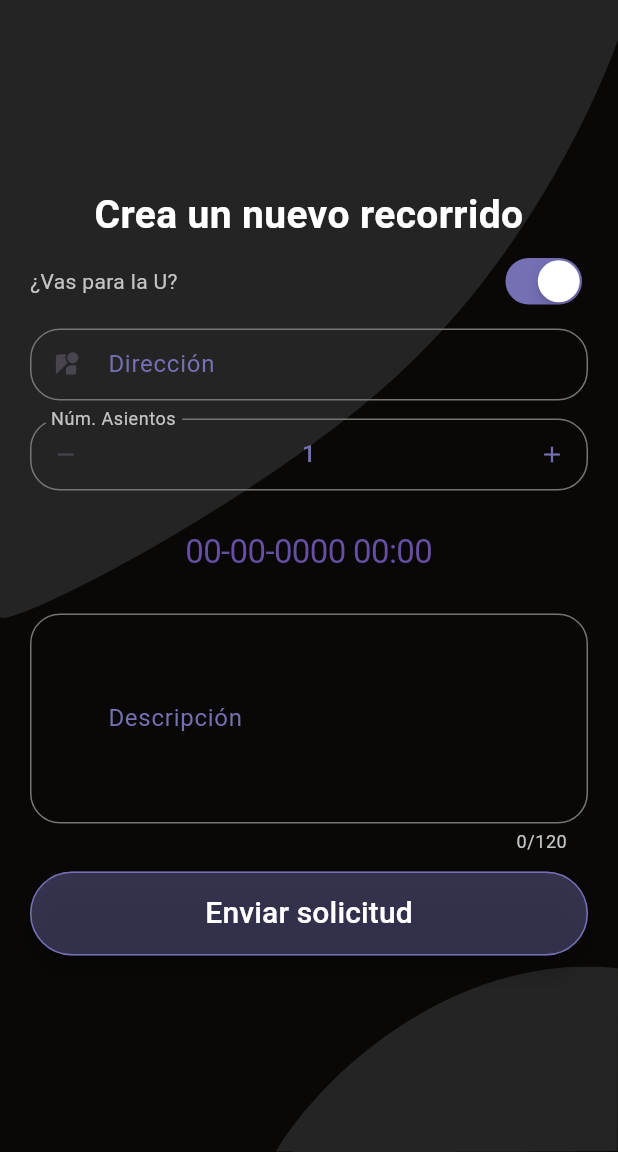
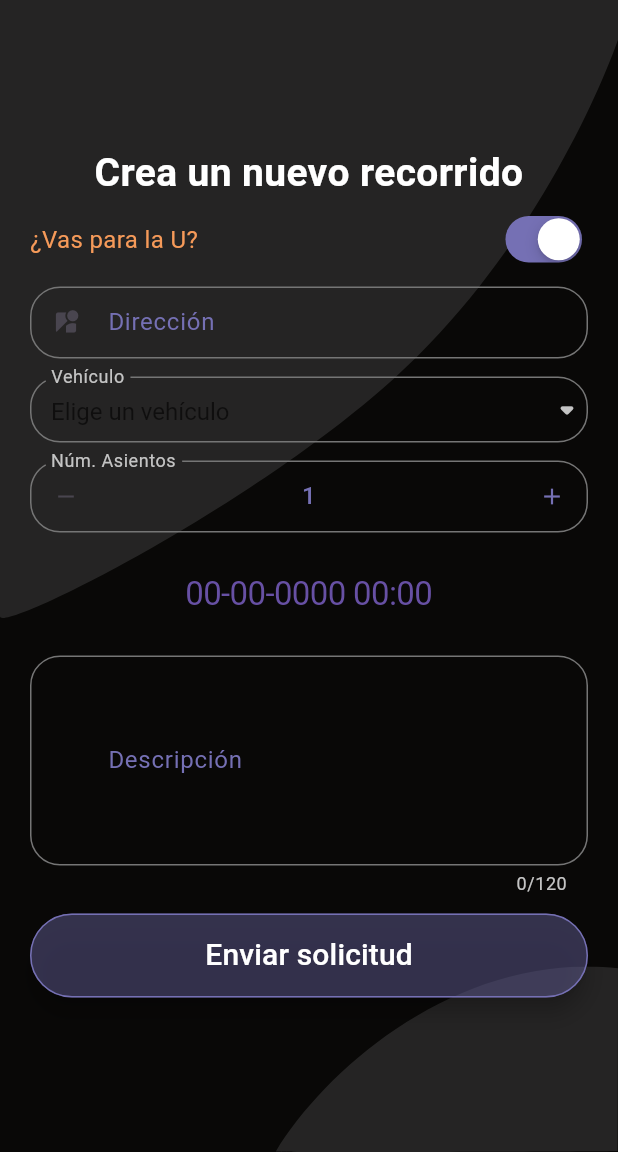
Before and after one commit to projectUcar/ucar_app, a Flutter app: the NewTripScreen screen opened directly with empty values, on a phone screen of 412 x 824 dp, the part 84-1236 px from its top. Run offline on Flutter 3.47's test engine with Material 3 defaults, Android fonts, the light colour scheme and no system bars; drawn by our look-alikes of flutter_spinbox; our stand-ins replace bloc, dio, equatable, firebase_core, firebase_messaging, flutter_bloc and 9 more; missing offline and left inert: date_time_format; accounts and stored records are empty.

Commit message:
Corrección de tamaños en formularios, inclusión campo vehículos en la vista de nuevo recorrido, arreglo de lógica en registro de conductor.

```diff
--- a/lib/src/blocs/driver/driver_state.dart
+++ b/lib/src/blocs/driver/driver_state.dart
@@ -16,6 +16,11 @@ class DriverState{
   Map<String, dynamic> driverToJson() => {
     "documentType": documentType,
     "documentNumber": docValue
+  };
+
+  Map<String, dynamic> ownerToJson() => {
+    "documentType": vehicle.documentTypeOwner,
+    "documentNumber": vehicle.documentNumberOwner
   };
 
   String? docTypeValidator(String? s) => RegexComparison.selectionValidator(s, "Tipo de Documento");
--- a/lib/src/blocs/trips/new_trip/new_trip_cubit.dart
+++ b/lib/src/blocs/trips/new_trip/new_trip_cubit.dart
@@ -12,11 +12,14 @@ import '../models/new_trip_model.dart';
 part 'new_trip_state.dart';
 
 class NewTripCubit extends Cubit<NewTripState> with TokenValidation<NewTripState>{
-  NewTripCubit() : super(NewTripState.initial());
+  NewTripCubit({required List<Vehicle> vehicles}) : super(NewTripState.initial(vehicles));
   final TripsHelper _helper = TripsHelper();
   void _updateState(NewTripState newState){
     emit(newState);
   }
+
+
+  List<String> get plates => state.vehicles.map((vehicle) => vehicle.plate!).toList();
 
   Future<bool> submit() async{
     final token = await verifyToken();
@@ -27,7 +30,7 @@ class NewTripCubit extends Cubit<NewTripState> with TokenValidation<NewTripState
   void updateToU(bool? value) => _updateState(state.copyWith(toU: value));
   void updateCity(Cities? value) => _updateState(state.copyWith(city: value));
   void updateTarget(String? value) => _updateState(state.copyWith(target: value));
-  void updateVehicle(Vehicle? value) => _updateState(state.copyWith(vehicle: value));
+  void updateVehicle(String? value) => _updateState(state.copyWith(plate: value));
   void updateSeats(int value) => _updateState(state.copyWith(availableSeats: value));
   void updateDescription(String? value) => _updateState(state.copyWith(description: value));
   void updateDepartureDate (DateTime? value) => _updateState(state.copyWith(departureDate: value));
--- a/lib/src/blocs/trips/new_trip/new_trip_state.dart
+++ b/lib/src/blocs/trips/new_trip/new_trip_state.dart
@@ -1,11 +1,12 @@
 part of 'new_trip_cubit.dart';
 
 class NewTripState{
-  const NewTripState({required this.newTripModel, this.toU = true, this.submitted = false});
+  const NewTripState({required this.vehicles, required this.newTripModel, this.toU = true, this.submitted = false});
   final NewTripModel newTripModel;
   final bool submitted, toU;
+  final List<Vehicle> vehicles;
 
-  factory NewTripState.initial() => NewTripState(newTripModel: NewTripModel.initial());
+  factory NewTripState.initial(List<Vehicle> vehicles) => NewTripState(vehicles: vehicles, newTripModel: NewTripModel.initial());
 
   AutovalidateMode get autoValidateMode => submitted ? AutovalidateMode.onUserInteraction : AutovalidateMode.disabled;
 
@@ -16,7 +17,7 @@ class NewTripState{
   && descriptionValidator(newTripModel.description) == null
   && departureValidator == true;
 
-  NewTripState copyWith({bool? toU, Cities? city, String? target, String? description, DateTime? departureDate, String? departureTime, Vehicle? vehicle, int? availableSeats, bool? submitted, List<Vehicle>? vehicles}) => NewTripState(
+  NewTripState copyWith({bool? toU, Cities? city, String? target, String? description, DateTime? departureDate, String? departureTime, String? plate, int? availableSeats, bool? submitted, List<Vehicle>? vehicles}) => NewTripState(
     newTripModel: NewTripModel(
       city: city ?? newTripModel.city,
       target: target ?? newTripModel.target,
@@ -24,8 +25,9 @@ class NewTripState{
       departureDate: departureDate ?? newTripModel.departureDate,
       departureTime: departureTime ?? newTripModel.departureTime,
       availableSeats: availableSeats ?? newTripModel.availableSeats,
-      vehicle: vehicle ?? newTripModel.vehicle
+      vehicle: this.vehicles.firstWhere((element) => element.plate == plate)
     ),
+    vehicles: this.vehicles,
     toU: toU ?? this.toU,
     submitted: submitted ?? this.submitted,
   );
--- a/lib/src/components/address_search.dart
+++ b/lib/src/components/address_search.dart
@@ -1,7 +1,7 @@
 import 'package:flutter/material.dart';
 import 'package:flutter/services.dart';
 import 'package:geocoding/geocoding.dart';
-import 'package:ucar_app/src/theme/themes.dart';
+import '../theme/themes.dart';
 
 class AddressSearch extends SearchDelegate<Placemark> {
   @override
--- a/lib/src/helpers/notifications/push_notification_helper.dart
+++ b/lib/src/helpers/notifications/push_notification_helper.dart
@@ -45,7 +45,5 @@ class PushNotificationHelper{
     FirebaseMessaging.onMessageOpenedApp.listen(_onMessageOpenApp);
   }
 
-  static void closeStream(){
-    _messageStreamController.close();
-  }
+  static void closeStream() => _messageStreamController.close();
 }
--- a/lib/src/helpers/vehicles/vehicles_provider.dart
+++ b/lib/src/helpers/vehicles/vehicles_provider.dart
@@ -18,7 +18,7 @@ class VehiclesProvider{
       receiveDataWhenStatusError: true
     )
   );
-  Future<Response<String>?> postData(String endpoint, String token, String data) async{
+  Future<Response<String>?> postData(String endpoint, String token, String? data) async{
     final response = await _client.post<String>(
       endpoint,
       options: Options(
--- a/lib/src/screens/forms/form_screen.dart
+++ b/lib/src/screens/forms/form_screen.dart
@@ -3,6 +3,7 @@ import 'package:flutter_svg/svg.dart';
 import 'package:flutter/material.dart';
 
 import '../../blocs/blocs.dart';
+import '../../config/size_config.dart';
 import '../../util/widget_list_format.dart';
 import '../../components/already_have_an_account.dart';
 import '../../components/app_bar_custom.dart';
--- a/lib/src/screens/forms/login.dart
+++ b/lib/src/screens/forms/login.dart
@@ -4,7 +4,7 @@ class LogInScreen extends FormScreen<UserLoginState, LogInCubit> with WidgetList
 
   @override
   List<Widget> _buildChildren(BuildContext context) => formatList(<Widget>[
-    SvgPicture.asset("assets/icons/bucaramanga-1.svg",height: 101,),
+    SvgPicture.asset("assets/icons/ucar_logo.svg", height: SizeConfig.displayHeight(context) * 0.15),
     Text("¡Bienvenido\nNuevamente!",
       style: CustomStyles.whiteStyle.copyWith(fontSize: Fontsizes.titleFontSize, fontWeight: FontWeight.w900),
       textAlign: TextAlign.center,
--- a/lib/src/screens/forms/new_trip_screen.dart
+++ b/lib/src/screens/forms/new_trip_screen.dart
@@ -8,7 +8,7 @@ import '../wrappers/background.dart';
 import '../wrappers/gps_access_screen.dart';
 
 class NewTripScreen extends StatelessWidget {
-  NewTripScreen({super.key, required this.vehicles}): cubit = NewTripCubit();
+  NewTripScreen({super.key, required this.vehicles}): cubit = NewTripCubit(vehicles: vehicles);
   final NewTripCubit cubit;
   final List<Vehicle> vehicles;
   @override
@@ -54,7 +54,7 @@ class NewTripScreen extends StatelessWidget {
     ),
     BlocProvider<NewTripCubit>(
       create: (context) => cubit,
-      child: NewTripForm(cubit: cubit, vehicles: vehicles),
+      child: const NewTripForm(),
     )
   ];
 }
--- a/lib/src/widgets/forms/driver_request_form.dart
+++ b/lib/src/widgets/forms/driver_request_form.dart
@@ -72,7 +72,7 @@ class _DriverRequestFormState extends State<DriverRequestForm> {
             Row(
               mainAxisAlignment: MainAxisAlignment.spaceBetween,
               children: [
-                const Text("¿Eres el propietario del vehículo?", style: TextStyle(color: MyColors.textGrey, fontSize: Fontsizes.smallTextFontSize)),
+                const Text("¿Eres el propietario del vehículo?", style: TextStyle(color: MyColors.textOrange, fontSize: Fontsizes.bodyTextFontSize + 2)),
                 cupertino.CupertinoSwitch(
                   focusNode: isOwnerFN,
                   value: driverState.vehicle.isOwner,
--- a/lib/src/widgets/forms/new_trip_form.dart
+++ b/lib/src/widgets/forms/new_trip_form.dart
@@ -9,15 +9,12 @@ import '../../blocs/blocs.dart';
 import '../../components/address_search.dart';
 import '../../components/form_fields/field_types.dart';
 import '../../components/form_fields/text_fields/ordinary_form_field.dart';
-import '../../models/vehicle.dart';
 import '../../theme/themes.dart';
 import '../../util/options/cities.dart';
 import '../temporaries/async_progress_dialog.dart';
 
 class NewTripForm extends StatefulWidget {
-  const NewTripForm({super.key, required NewTripCubit cubit, required this.vehicles}) : _cubit = cubit;
-  final NewTripCubit _cubit;
-  final List<Vehicle> vehicles;
+  const NewTripForm({super.key});
 
   @override
   State<NewTripForm> createState() => _NewTripFormState();
@@ -27,11 +24,11 @@ class _NewTripFormState extends State<NewTripForm> {
 
   static final GlobalKey<FormState> formKey = GlobalKey<FormState>(debugLabel: "DriverFormKEY");
 
-  NewTripCubit get cubit => widget._cubit;
+  NewTripCubit get cubit => BlocProvider.of<NewTripCubit>(context);
 
   DateTime? get departureDate => cubit.state.newTripModel.departureDate;
 
-  late final FocusNode toUniversityFN, targetFN, /*vehicleFN,*/ seatsFN, descriptionFN;
+  late final FocusNode toUniversityFN, targetFN, vehicleFN, seatsFN, descriptionFN;
 
   late final TextEditingController targetController;
 
@@ -39,19 +36,18 @@ class _NewTripFormState extends State<NewTripForm> {
   void initState() {
     toUniversityFN = FocusNode();
     targetFN = FocusNode();
-    //vehicleFN = FocusNode();
+    vehicleFN = FocusNode();
     seatsFN = FocusNode();
     descriptionFN = FocusNode();
     targetController = TextEditingController();
     super.initState();
-    cubit.updateVehicle(widget.vehicles[0]);
   }
 
   @override
   void dispose() {
     toUniversityFN.dispose();
     targetFN.dispose();
-    //vehicleFN.dispose();
+    vehicleFN.dispose();
     seatsFN.dispose();
     descriptionFN.dispose();
     targetController.dispose();
@@ -72,7 +68,7 @@ class _NewTripFormState extends State<NewTripForm> {
             Row(
               mainAxisAlignment: MainAxisAlignment.spaceBetween,
               children: [
-                const Text("¿Vas para la U?", style: TextStyle(color: MyColors.textGrey, fontSize: Fontsizes.bodyTextFontSize)),
+                const Text("¿Vas para la U?", style: TextStyle(color: MyColors.textOrange, fontSize: Fontsizes.bodyTextFontSize + 2)),
                 cupertino.CupertinoSwitch(
                   focusNode: toUniversityFN,
                   value: newTripState.toU,
@@ -106,24 +102,24 @@ class _NewTripFormState extends State<NewTripForm> {
                 }
               },
             ),
-            // DropdownButtonFormField<Vehicle>(
-            //   focusNode: vehicleFN,
-            //   items: widget.vehicles.map((e) => DropdownMenuItem<Vehicle>(child: Text(e.plate!))).toList(),
-            //   onChanged: (s) {
-            //     debugPrint(s.toString());
-            //     cubit.updateVehicle(s);
-            //     seatsFN.requestFocus();
-            //   },
-            //   dropdownColor: MyColors.secondary,
-            //   menuMaxHeight: 142.0,
-            //   value: newTripState.newTripModel.vehicle,
-            //   style: CustomStyles.whiteStyle.copyWith(fontSize: 16),
-            //   validator: (value) => newTripState.vehicleValidator(value?.plate),
-            //   icon: const Icon(Icons.arrow_drop_down_rounded, color: MyColors.textGrey, size: 28),
-            //   borderRadius: const BorderRadius.all(Radius.circular(20)),
-            //   decoration: const InputDecoration(labelText: "Vehículo", hintText: "Elige un vehículo"),
-            //   autovalidateMode: newTripState.autoValidateMode,
-            // ),
+            DropdownButtonFormField<String>(
+              focusNode: vehicleFN,
+              items: cubit.plates.map((e) => DropdownMenuItem<String>(child: Text(e))).toList(),
+              onChanged: (s) {
+                debugPrint(s.toString());
+                cubit.updateVehicle(s);
+                seatsFN.requestFocus();
+              },
+              dropdownColor: MyColors.secondary,
+              menuMaxHeight: 142.0,
+              value: newTripState.newTripModel.vehicle?.plate,
+              style: CustomStyles.whiteStyle.copyWith(fontSize: 16),
+              validator: newTripState.vehicleValidator,
+              icon: const Icon(Icons.arrow_drop_down_rounded, color: MyColors.textGrey, size: 28),
+              borderRadius: const BorderRadius.all(Radius.circular(20)),
+              decoration: const InputDecoration(labelText: "Vehículo", hintText: "Elige un vehículo"),
+              autovalidateMode: newTripState.autoValidateMode,
+            ),
             //ASIENTOS DISPONIBLES
             SpinBox(
               focusNode: seatsFN,
```
Also changed, not shown: lib/src/blocs/driver/driver_cubit.dart (+13 -4 lines), lib/src/helpers/vehicles/vehicles_helper.dart (+8 -11 lines), lib/src/helpers/notifications/local_notification_helper.dart (added), lib/src/util/timezone_parser.dart (added), 2 other files.
